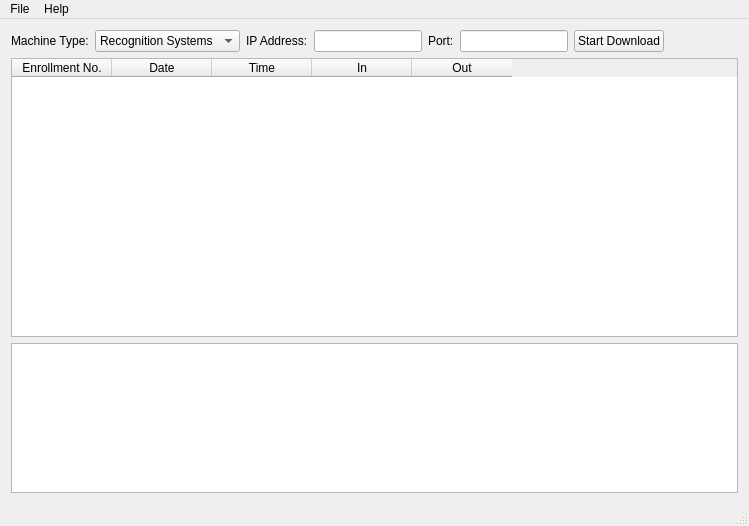
Above: universal/smartpay/BiometricDownload/bdmainwindow.ui from eboladev/smarterp before the change. Below: the same form after it.
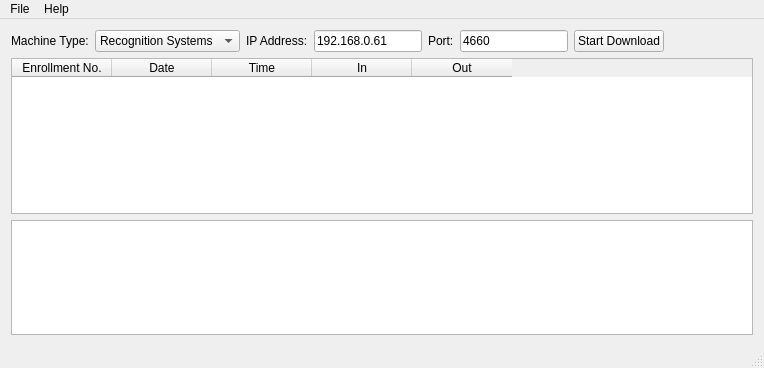
That is the form after the change.

The edit to the form file:
```diff
--- a/universal/smartpay/BiometricDownload/bdmainwindow.ui
+++ b/universal/smartpay/BiometricDownload/bdmainwindow.ui
@@ -6,8 +6,8 @@
    <rect>
     <x>0</x>
     <y>0</y>
-    <width>749</width>
-    <height>526</height>
+    <width>764</width>
+    <height>368</height>
    </rect>
   </property>
   <property name="windowTitle">
@@ -41,7 +41,11 @@
        </widget>
       </item>
       <item>
-       <widget class="QLineEdit" name="txtIP"/>
+       <widget class="QLineEdit" name="txtIP">
+        <property name="text">
+         <string>192.168.0.61</string>
+        </property>
+       </widget>
       </item>
       <item>
        <widget class="QLabel" name="label_3">
@@ -51,7 +55,11 @@
        </widget>
       </item>
       <item>
-       <widget class="QLineEdit" name="txtPort"/>
+       <widget class="QLineEdit" name="txtPort">
+        <property name="text">
+         <string>4660</string>
+        </property>
+       </widget>
       </item>
       <item>
        <widget class="QPushButton" name="cmdDownload">
@@ -121,7 +129,7 @@
     <rect>
      <x>0</x>
      <y>0</y>
-     <width>749</width>
+     <width>764</width>
      <height>19</height>
     </rect>
    </property>
```
